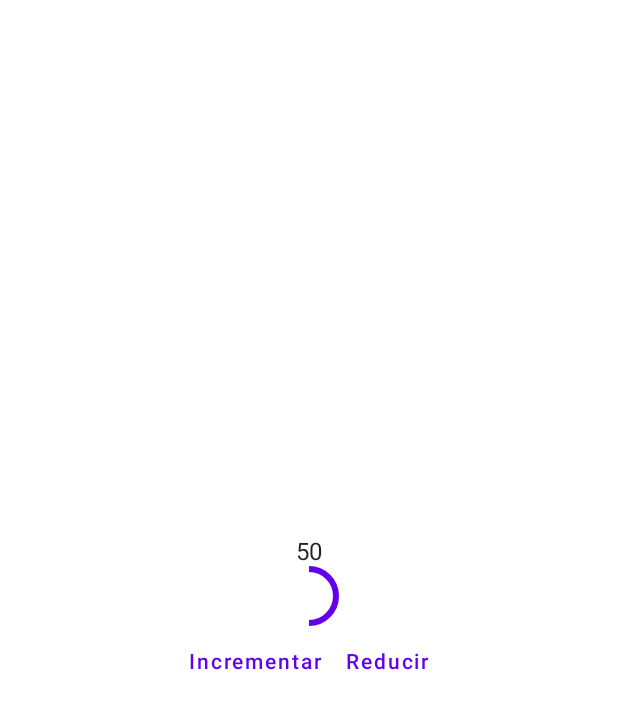
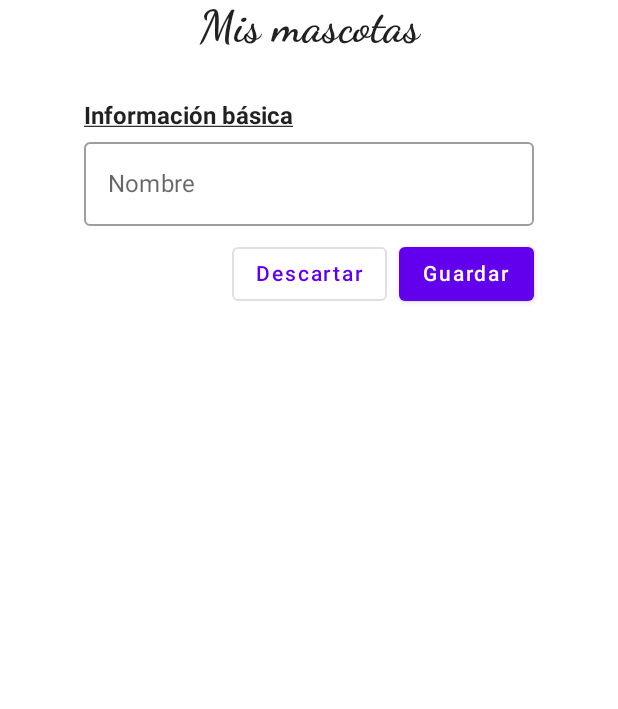
Before and after one commit to pereyrarg11/Compose-Components, an Android app built with Jetpack Compose: the screen it shows after launch (MainActivity), on a phone screen of 412 x 824 dp. Shown: the top 709 px of the screen. Run offline under Robolectric (Android 15) with nearby library versions, the phone set to English and light mode, and no system bars.

Commit message:
chore: basic info layout

```diff
--- a/app/src/main/java/com/pereyrarg11/composecomponents/MainActivity.kt
+++ b/app/src/main/java/com/pereyrarg11/composecomponents/MainActivity.kt
@@ -1,11 +1,10 @@
 package com.pereyrarg11.composecomponents
 
 import android.os.Bundle
+import android.util.Log
 import androidx.activity.ComponentActivity
 import androidx.activity.compose.setContent
-import androidx.compose.foundation.BorderStroke
-import androidx.compose.foundation.Image
-import androidx.compose.foundation.border
+import androidx.compose.foundation.*
 import androidx.compose.foundation.layout.*
 import androidx.compose.foundation.shape.CircleShape
 import androidx.compose.material.*
@@ -40,6 +39,7 @@ class MainActivity : ComponentActivity() {
                     modifier = Modifier.fillMaxSize(),
                     color = MaterialTheme.colors.background
                 ) {
+                    PetForm()
                     //MyText()
                     /*var myText by remember {
                         mutableStateOf("")
@@ -53,11 +53,94 @@ class MainActivity : ComponentActivity() {
                             }
                         }
                     }*/
-                    //MyButtons()
-                    //MyImage()
-                    //MyIcon()
-                    MyProgress()
                 }
+            }
+        }
+    }
+}
+
+@Composable
+fun PetForm() {
+    Column(
+        Modifier
+            .fillMaxSize()
+            .verticalScroll(rememberScrollState()),
+        horizontalAlignment = Alignment.CenterHorizontally
+    ) {
+        FormHeader()
+        Spacer(
+            Modifier
+                .height(32.dp)
+                .fillMaxWidth()
+        )
+        Column(Modifier.width(300.dp)) {
+            InfoFormGroup()
+            Actions()
+        }
+    }
+}
+
+@Composable
+fun FormHeader() {
+    Box(modifier = Modifier.fillMaxWidth(), contentAlignment = Alignment.Center) {
+        Text(
+            text = "Mis mascotas",
+            fontFamily = FontFamily.Cursive,
+            fontWeight = FontWeight.ExtraBold,
+            fontSize = 30.sp
+        )
+    }
+}
+
+@Composable
+fun FormGroupLabel(text: String) {
+    Text(text = text, textDecoration = TextDecoration.Underline, fontWeight = FontWeight.Bold)
+}
+
+@Composable
+fun TextInputForm(value: String, label: String, onValueChanged: (String) -> Unit) {
+    Column(Modifier.fillMaxWidth()) {
+        OutlinedTextField(
+            value = value,
+            onValueChange = onValueChanged,
+            label = { Text(text = label) },
+            modifier = Modifier.fillMaxWidth()
+        )
+        Spacer(
+            modifier = Modifier
+                .height(8.dp)
+                .fillMaxWidth()
+        )
+    }
+}
+
+@Composable
+fun InfoFormGroup() {
+    Column(
+        Modifier
+            .fillMaxWidth()
+    ) {
+        FormGroupLabel(text = "Información básica")
+        TextInputForm(value = "", label = "Nombre") {
+            Log.i("Name", it)
+        }
+    }
+}
+
+@Composable
+fun Actions() {
+    Box(modifier = Modifier.fillMaxWidth(), contentAlignment = Alignment.CenterEnd) {
+        Row {
+            OutlinedButton(onClick = { }) {
+                Text(text = "Descartar")
+            }
+            Spacer(
+                modifier = Modifier
+                    .width(8.dp)
+                    .fillMaxHeight()
+            )
+            Button(onClick = {}) {
+                Text(text = "Guardar")
             }
         }
     }
@@ -215,11 +298,6 @@ fun MyProgress() {
 @Composable
 fun DefaultPreview() {
     ComposeComponentsTheme {
-        //MyText()
-        //MyTextField()
-        //MyButtons()
-        //MyImage()
-        //MyIcon()
-        MyProgress()
+        PetForm()
     }
 }
```
